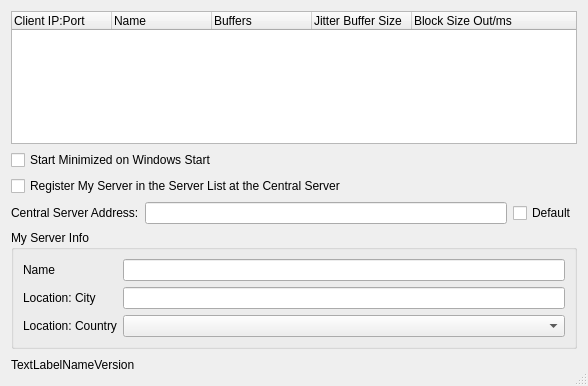
Before: the Qt Designer form src/serverdlgbase.ui in jamulussoftware/jamulus, drawn with Qt 5.
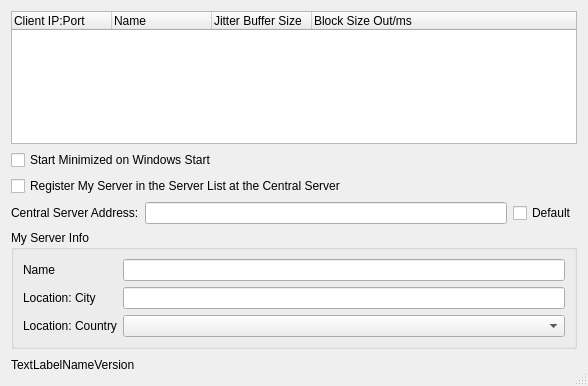
After: the same form once the commit is applied. Icons and pictures are not drawn.

Diff of the .ui file:
```diff
--- a/src/serverdlgbase.ui
+++ b/src/serverdlgbase.ui
@@ -34,11 +34,6 @@
        <string>Name</string>
       </property>
      </column>
-     <column>
-      <property name="text" >
-       <string>Buffers</string>
-      </property>
-     </column>
      <column>
       <property name="text" >
        <string>Jitter Buffer Size</string>
```
